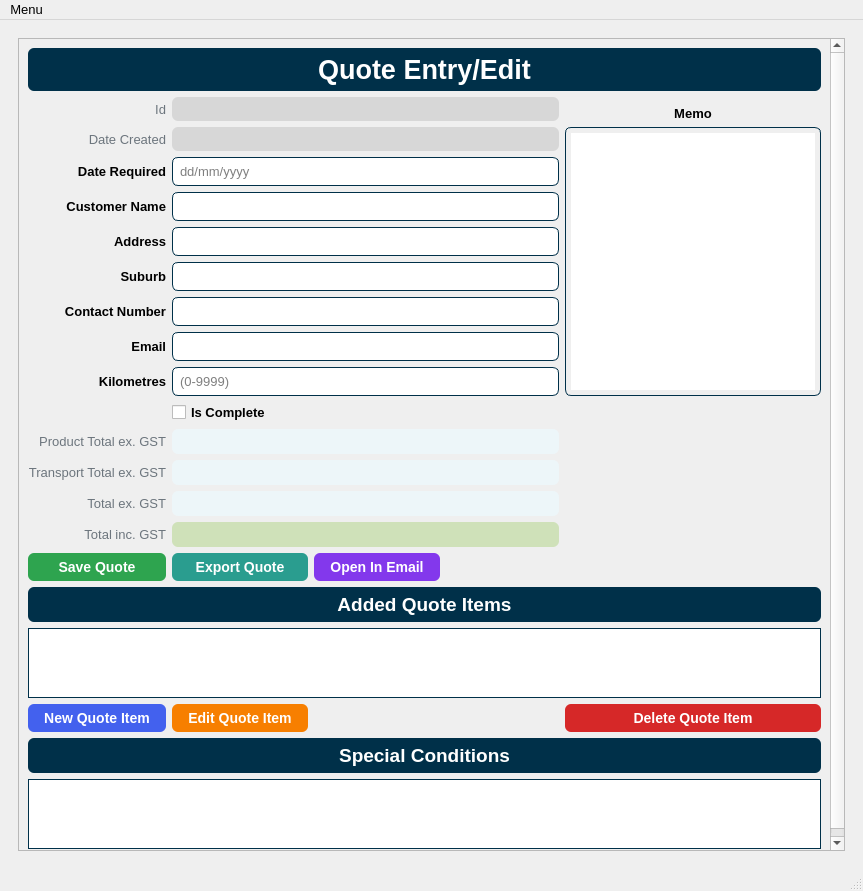
Qt form hqcpq/gui/ui_files/main_window.ui (Soapey/HQCPQ) before a commit.
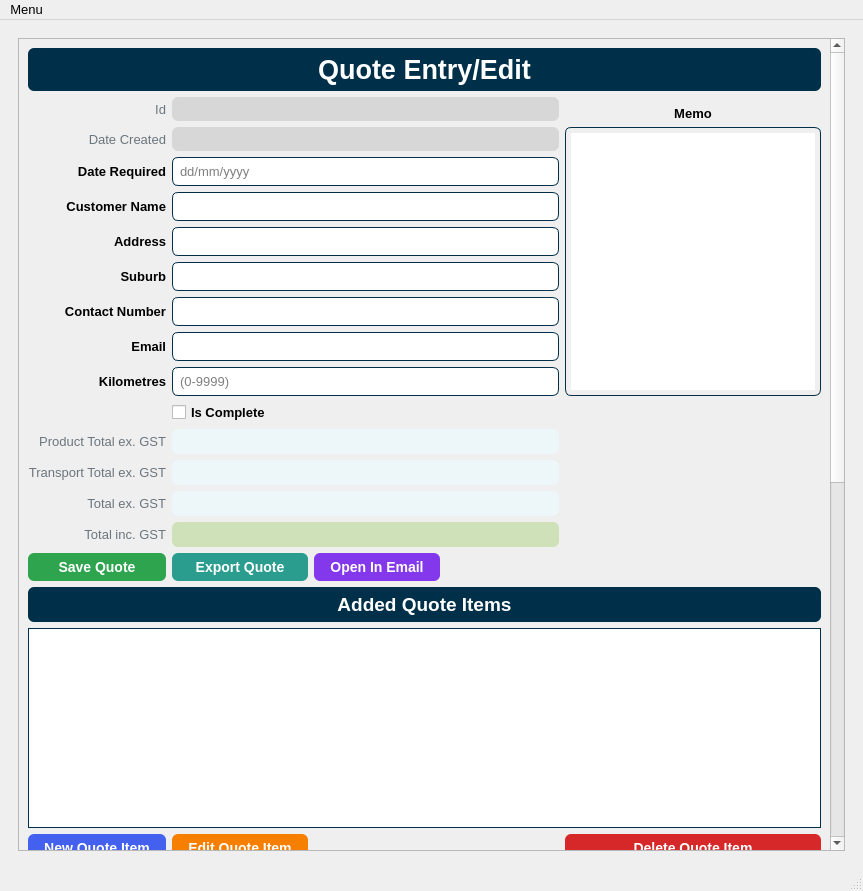
The same form after that commit. Icons and pictures are not drawn.

What changed in the file:
```diff
--- a/hqcpq/gui/ui_files/main_window.ui
+++ b/hqcpq/gui/ui_files/main_window.ui
@@ -266,7 +266,7 @@
              <x>0</x>
              <y>0</y>
              <width>808</width>
-             <height>844</height>
+             <height>1502</height>
             </rect>
            </property>
            <layout class="QGridLayout" name="gridLayout_29">
@@ -821,6 +821,12 @@
             </item>
             <item row="22" column="0" colspan="5">
              <widget class="QTableWidget" name="tblQuoteSpecialConditions">
+              <property name="minimumSize">
+               <size>
+                <width>0</width>
+                <height>600</height>
+               </size>
+              </property>
               <property name="focusPolicy">
                <enum>Qt::ClickFocus</enum>
               </property>
@@ -913,6 +919,12 @@
             </item>
             <item row="17" column="0" colspan="5">
              <widget class="QTableWidget" name="tblQuoteItems">
+              <property name="minimumSize">
+               <size>
+                <width>0</width>
+                <height>200</height>
+               </size>
+              </property>
               <property name="focusPolicy">
                <enum>Qt::NoFocus</enum>
               </property>
```
